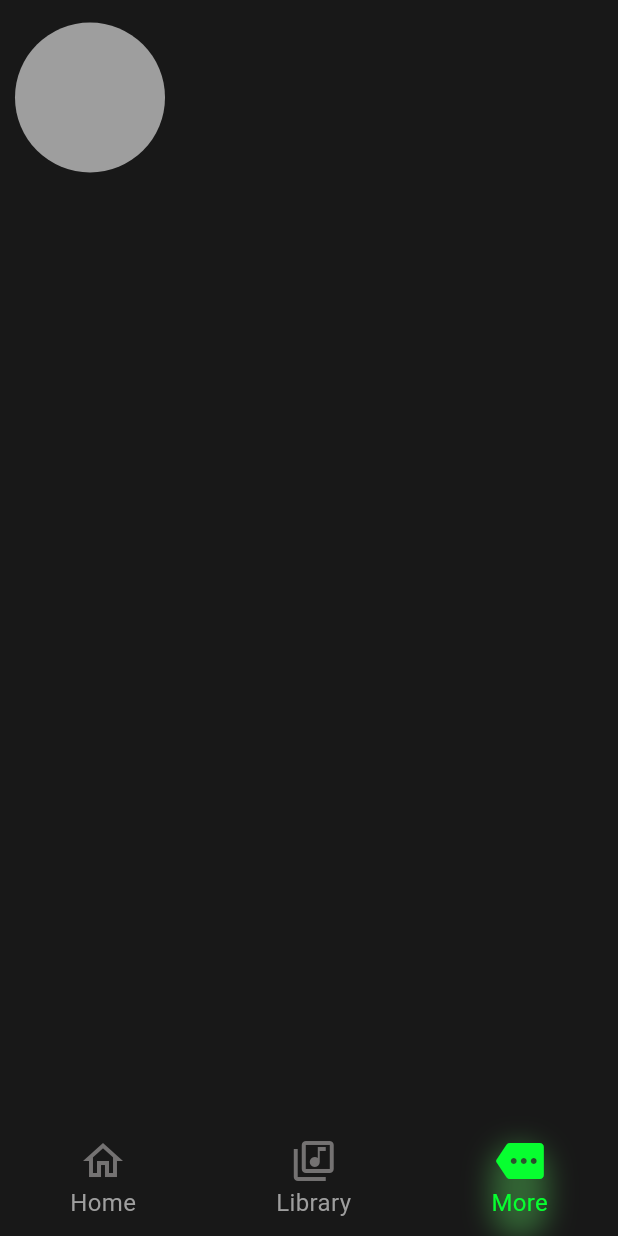
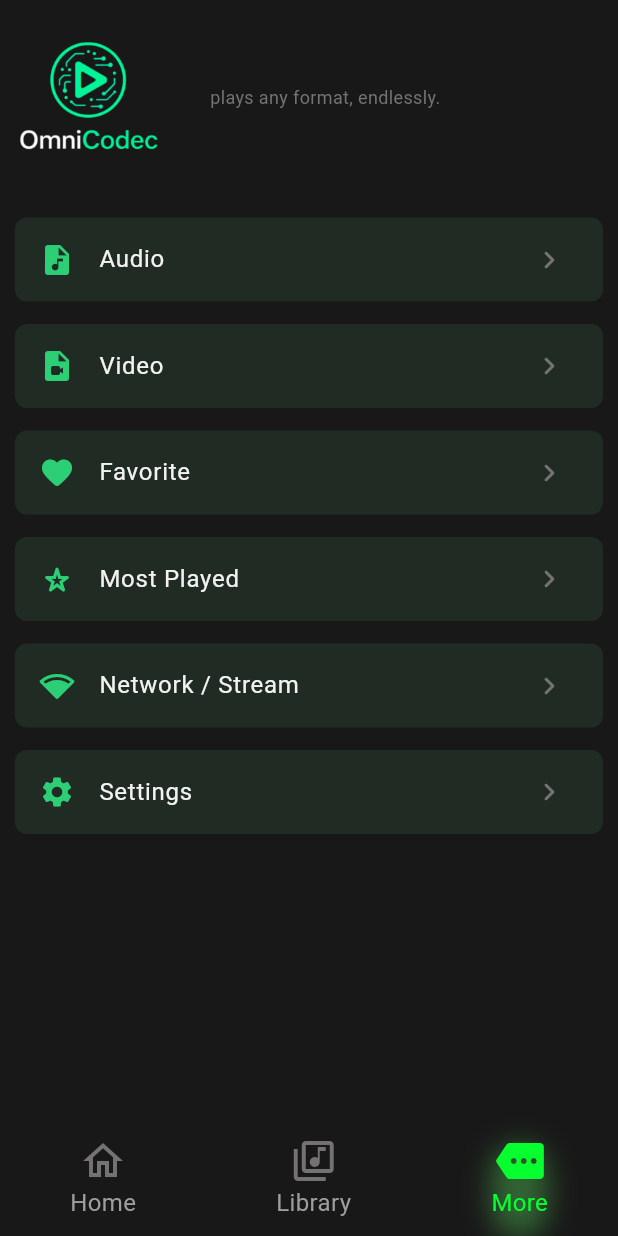
Before and after one commit to Leta-D/omni_codec, a Flutter app: the screen it shows after launch, item 3 of the bottom bar chosen, on a phone screen of 412 x 824 dp. Run offline on Flutter 3.47's test engine with Material 3 defaults, Android fonts, the phone set to English and light mode, and no system bars.

Commit message:
more page details done

```diff
--- a/lib/constants/app_colors.dart
+++ b/lib/constants/app_colors.dart
@@ -3,4 +3,5 @@ import 'package:flutter/material.dart';
 Color appBlackL(double opacity) => Color.fromRGBO(73, 73, 73, opacity);
 Color appBlack(double opacity) => Color.fromRGBO(24, 24, 24, opacity);
 Color appWhite(double opacity) => Color.fromRGBO(242, 242, 242, opacity);
-Color appGrey(double opacity) => const Color.fromARGB(255, 116, 114, 114);
+Color appGrey(double opacity) => Color.fromRGBO(116, 114, 114, opacity);
+Color appGreen(double opacity) => Color.fromRGBO(44, 207, 117, 1);
--- a/lib/pages/audio_page.dart
+++ b/lib/pages/audio_page.dart
@@ -3,6 +3,6 @@ import 'package:flutter/material.dart';
 class AudioPage extends StatelessWidget {
   @override
   Widget build(BuildContext context) {
-    return Center(child: Text("Audio page"));
+    return Scaffold(body: Center(child: Text("Audio page")));
   }
 }
--- a/lib/pages/main_page.dart
+++ b/lib/pages/main_page.dart
@@ -64,9 +64,6 @@ class _MainPageState extends State<MainPage> {
                         ],
                 ),
                 child: InkWell(
-                  // onTapDown: (_) => setState(() => _isPressed = true),
-                  // onTapUp: (_) => setState(() => _isPressed = false),
-                  // onTapCancel: () => setState(() => _isPressed = false),
                   onTap: () => setState(() {
                     _currentIndex = _mainPages.indexOf(item);
                   }),
--- a/lib/pages/more_page.dart
+++ b/lib/pages/more_page.dart
@@ -1,4 +1,5 @@
 import 'package:flutter/material.dart';
+import 'package:omni_codec_player/constants/app_colors.dart';
 
 class MorePage extends StatelessWidget {
   MorePage({super.key});
@@ -7,15 +8,21 @@ class MorePage extends StatelessWidget {
     {"label": "Audio", "icon": Icons.audio_file, "target": "/audio"},
     {"label": "Video", "icon": Icons.video_file, "target": "/video"},
     {
-      "label": "Network",
-      "icon": Icons.network_wifi_rounded,
-      "target": "/audio",
+      "label": "Favorite",
+      "icon": Icons.favorite_rounded,
+      "target": "/mostAndFavorite",
     },
     {
-      "label": "Settings",
-      "icon": Icons.settings_applications_sharp,
+      "label": "Most Played",
+      "icon": Icons.star_border_purple500_rounded,
+      "target": "/mostAndFavorite",
+    },
+    {
+      "label": "Network / Stream",
+      "icon": Icons.network_wifi_rounded,
       "target": "/settings",
     },
+    {"label": "Settings", "icon": Icons.settings, "target": "/settings"},
   ];
 
   @override
@@ -23,9 +30,49 @@ class MorePage extends StatelessWidget {
     return Padding(
       padding: const EdgeInsets.symmetric(horizontal: 10.0, vertical: 15),
       child: Column(
+        spacing: 15,
         children: [
           Row(
-            children: [CircleAvatar(radius: 50, backgroundColor: Colors.grey)],
+            spacing: 30,
+            children: [
+              CircleAvatar(
+                radius: 50,
+                backgroundColor: Colors.transparent,
+                child: Image.asset("assets/image/omniCodec_logo.png"),
+              ),
+
+              Text(
+                "plays any format, endlessly.",
+                style: TextStyle(fontSize: 12, color: appGrey(1)),
+              ),
+            ],
+          ),
+          SizedBox(
+            height: 510,
+            child: ListView(
+              children: [
+                for (var item in pages)
+                  Padding(
+                    padding: const EdgeInsets.only(top: 15.0),
+                    child: ListTile(
+                      onTap: () => Navigator.pushNamed(context, item["target"]),
+                      leading: Icon(item["icon"], color: appGreen(1)),
+                      title: Text(
+                        item["label"],
+                        style: TextStyle(color: appWhite(1)),
+                      ),
+                      tileColor: const Color.fromARGB(22, 121, 248, 149),
+                      trailing: Icon(
+                        Icons.navigate_next_rounded,
+                        color: appGrey(1),
+                      ),
+                      shape: RoundedRectangleBorder(
+                        borderRadius: BorderRadius.circular(8),
+                      ),
+                    ),
+                  ),
+              ],
+            ),
           ),
         ],
       ),
--- a/lib/pages/settings_page.dart
+++ b/lib/pages/settings_page.dart
@@ -3,6 +3,6 @@ import 'package:flutter/material.dart';
 class SettingsPage extends StatelessWidget {
   @override
   Widget build(BuildContext context) {
-    return Center(child: Text("Settings page"));
+    return Scaffold(body: Center(child: Text("Settings page")));
   }
 }
--- a/lib/pages/video_page.dart
+++ b/lib/pages/video_page.dart
@@ -3,6 +3,6 @@ import 'package:flutter/material.dart';
 class VideoPage extends StatelessWidget {
   @override
   Widget build(BuildContext context) {
-    return Center(child: Text("Video page"));
+    return Scaffold(body: Center(child: Text("Video page")));
   }
 }
```
Also changed, not shown: lib/pages/most_and_favorite_page.dart (added, +8 -0 lines), lib/routes/app_routes.dart (+18 -5 lines).
